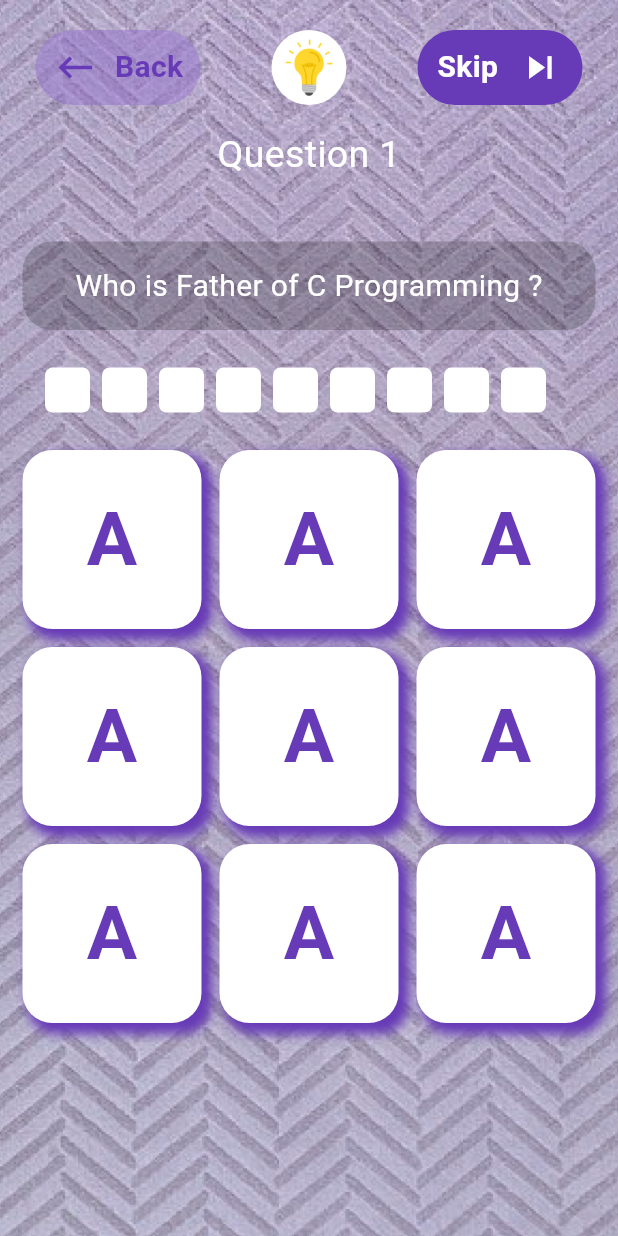
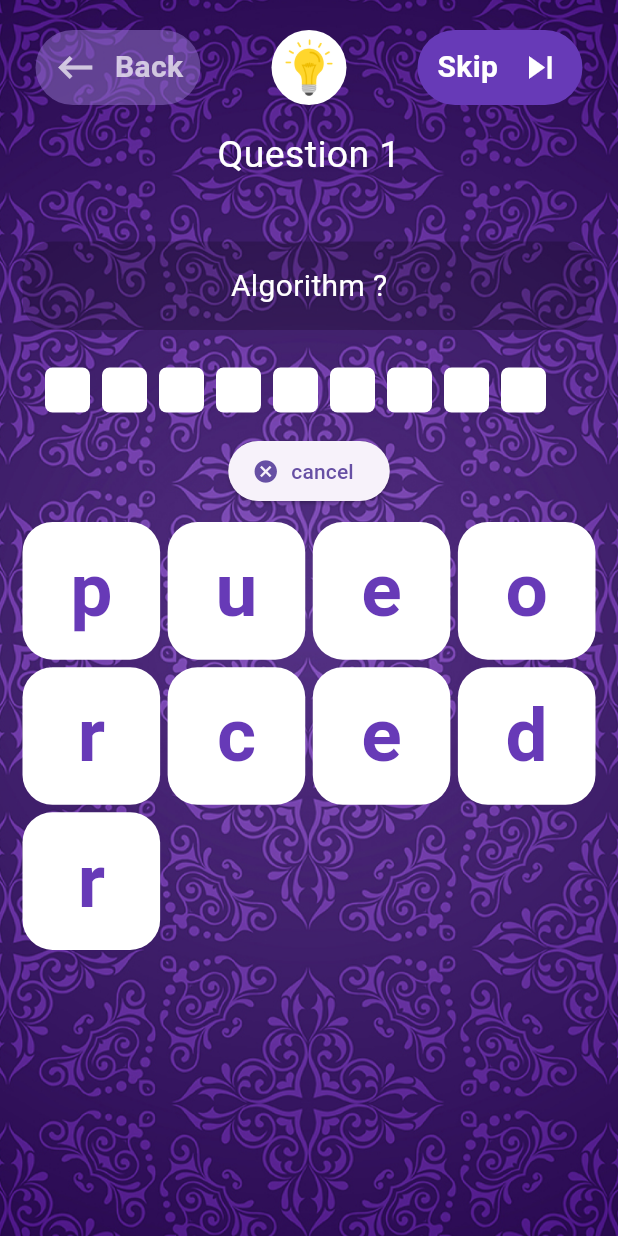
Before and after one commit to Simeoncse55/Tech_Game_Flutter, a Flutter app: the screen it shows after launch, on a phone screen of 412 x 824 dp. Run offline on Flutter 3.47's test engine with Material 3 defaults, Android fonts, the phone set to English and light mode, and no system bars; our stand-ins replace get, google_fonts, responsive_sizer.

Commit message:
answer can splitted and shuffle

```diff
--- a/lib/Models/models.dart
+++ b/lib/Models/models.dart
@@ -1,12 +1,13 @@
 
 class QuizModel {
-  final String qNo;
+
+  final String hintTittle;
   final String hint;
   final String question;
   final String answer;
 
   QuizModel({
-    required this.qNo,
+    required this.hintTittle,
     required this.hint,
     required this.question,
     required this.answer,
@@ -16,8 +17,31 @@ class QuizModel {
 }
 List<QuizModel> ans =[
 
-  QuizModel(qNo: 'Question 1', hint:'', question: 'Who is Father of C Programming ?', answer: ''),
-  QuizModel(qNo: 'Question 2', hint: '', question: 'Who is CEO of Google ?', answer: ''),
-  QuizModel(qNo: 'Question 3', hint: '', question: 'Who is CEO of  Facebook ?', answer: '')
+  QuizModel(
+
+      hintTittle: 'Algorithm ?',
+      hint:'A step-by-step set of instructions for solving a problem or performing a task.',
+      question: 'Algorithm ?',
+      answer: 'procedure'
+  ),
+
+  QuizModel(
+
+      hintTittle: 'Encryption ?',
+      hint: 'The process of converting information into a secure code to prevent unauthorized access.',
+      question: 'Encryption ?', answer: 'security'
+  ),
+  QuizModel(
+
+      hintTittle: 'Firewall ?',
+      hint: 'A protective barrier that monitors and controls incoming and outgoing network traffic.',
+      question: 'Firewall ?',
+      answer: 'protection'
+  ),
+  QuizModel(hintTittle: ' API ?', hint: 'An intermediary that allows different software applications to communicate with each other.', question: ' API ?', answer: 'interface'),
+
+  QuizModel(hintTittle: 'Cloud ?', hint: 'An internet-based service for storing and accessing data and applications.', question: 'Cloud ?', answer: 'storage'),
+
+  QuizModel(hintTittle: 'Protocol ?', hint: 'Established rules governing communication between devices or systems.', question: 'Protocol ?', answer: 'rules')
 
 ];
--- a/lib/Pages/home.dart
+++ b/lib/Pages/home.dart
@@ -1,3 +1,5 @@
+import 'dart:math';
+
 import 'package:flutter/material.dart';
 import 'package:get/get.dart';
 
@@ -16,7 +18,8 @@ class Home extends StatefulWidget {
 class _HomeState extends State<Home> {
   late Color containerColor = Color(0xFF26917F);
   final controller = PageController();
-  var qno = 1;
+
+  List<String> _splitted = [];
 
   @override
   Widget build(BuildContext context) {
@@ -26,34 +29,24 @@ class _HomeState extends State<Home> {
             itemCount: ans.length,
             physics: NeverScrollableScrollPhysics(),
             itemBuilder: (context, index) {
-              // return Column(
-              //   mainAxisAlignment: MainAxisAlignment.center,
-              //   children: [
-              //     IconButton(
-              //       onPressed: () {
-              //         controller.jumpToPage(index + 1);
-              //         // setState(() {});
-              //       },
-              //       icon: Icon(Icons.add),
-              //     ),
-              //     Text(ans[index].qNo),
-              //     Text(ans[index].question),
-              //     Text(ans[index].answer),
-              //     IconButton(
-              //       onPressed: () {
-              //         controller.jumpToPage(index - 1);
-              //         // setState(() {});
-              //       },
-              //       icon: Icon(Icons.remove),
-              //     ),
-              //   ],
-              // );
+              final string = ans[index].answer;
+              _splitted = string.split('');
+              _splitted.shuffle(Random());
+              print(_splitted);
+              //
+              // final count = splitted.length;
+              // print(count);
+
+              if (1 <= 4) {
+              } else if (5 <= 9) {
+              } else if (10 <= 12) {
+              } else {}
 
               return Container(
                 alignment: Alignment.topLeft,
                 decoration: BoxDecoration(
                     image: DecorationImage(
-                        image: AssetImage('assets/images/textureBg.png'),
+                        image: AssetImage('assets/images/violet.png'),
                         fit: BoxFit.cover)),
                 child: SafeArea(
                   child: Column(
@@ -63,34 +56,33 @@ class _HomeState extends State<Home> {
                         child: Row(
                           mainAxisAlignment: MainAxisAlignment.spaceAround,
                           children: [
-                            // BACK BUTTON
+                            // BACK BUTTON......................................
                             InkWell(
-
                               onTap: () {
                                 controller.jumpToPage(index - 1);
-
                               },
-
                               child: Container(
                                 height: 50,
                                 width: 110,
                                 decoration: BoxDecoration(
-                                    color: Colors.deepPurple.shade300.withOpacity(0.5),
+                                    color: Colors.deepPurple.shade300
+                                        .withOpacity(0.5),
                                     borderRadius: BorderRadius.circular(30)),
                                 child: Container(
                                     alignment: Alignment(0, 0),
                                     child: Row(
-                                      mainAxisAlignment: MainAxisAlignment.spaceEvenly,
+                                      mainAxisAlignment:
+                                          MainAxisAlignment.spaceEvenly,
                                       children: [
                                         Icon(
                                           Icons.keyboard_backspace_sharp,
                                           size: 30,
-                                          color: Colors.deepPurple,
+                                          color: Colors.white70,
                                         ),
                                         Text(
                                           'Back',
                                           style: TextStyle(
-                                              color: Colors.deepPurple,
+                                              color: Colors.white70,
                                               fontSize: 20,
                                               fontWeight: FontWeight.bold),
                                         ),
@@ -100,26 +92,41 @@ class _HomeState extends State<Home> {
                             ),
 
                             // HINT BUTTON
-                            Container(
+                            InkWell(
+                              onTap: () {
+                                Get.defaultDialog(
+                                  radius: 15,
+                                  title: ans[index].hintTittle,
+                                  content: Text(ans[index].hint),
+                                  actions: [
+                                    ElevatedButton(
+                                      onPressed: () {
+                                        Get.back();
+                                      },
+                                      child: Text('OK'),
+                                    ),
+                                  ],
+                                );
+                              },
+                              child: Container(
                                 height: 50,
                                 decoration: BoxDecoration(
                                     color: Colors.white,
                                     borderRadius: BorderRadius.circular(50)),
                                 child: Row(
-                                mainAxisAlignment: MainAxisAlignment.spaceEvenly,
+                                  mainAxisAlignment:
+                                      MainAxisAlignment.spaceEvenly,
                                   children: [
                                     Image.asset('assets/images/hint.png'),
                                   ],
                                 ),
                               ),
+                            ),
 
                             // NEXT BUTTON
                             InkWell(
-                              onTap: (){
-
+                              onTap: () {
                                 controller.jumpToPage(index + 1);
-
-
                               },
                               child: Container(
                                 height: 50,
@@ -130,7 +137,8 @@ class _HomeState extends State<Home> {
                                 child: Container(
                                     alignment: Alignment(0, 0),
                                     child: Row(
-                                      mainAxisAlignment: MainAxisAlignment.spaceEvenly,
+                                      mainAxisAlignment:
+                                          MainAxisAlignment.spaceEvenly,
                                       children: [
                                         Text(
                                           'Skip',
@@ -151,8 +159,6 @@ class _HomeState extends State<Home> {
                           ],
                         ),
                       ),
-
-                      // TAP BUTTON Container Here................
                       Expanded(
                         child: Padding(
                           padding: const EdgeInsets.all(15.0),
@@ -161,8 +167,9 @@ class _HomeState extends State<Home> {
                             child: Column(
                               children: [
                                 Text(
-                                  ans[index].qNo,
-                                  style: TextStyle(fontSize: 25, color: Colors.white),
+                                  'Question ${index + 1}',
+                                  style: TextStyle(
+                                      fontSize: 25, color: Colors.white),
                                 ),
                                 SizedBox(height: 40),
                                 Container(
@@ -175,20 +182,21 @@ class _HomeState extends State<Home> {
                                     padding: const EdgeInsets.all(15.0),
                                     child: Text(
                                       ans[index].question,
-                                      style: TextStyle(color: Colors.white, fontSize: 20),
+                                      style: TextStyle(
+                                          color: Colors.white, fontSize: 20),
                                     ),
                                   ),
                                 ),
                                 SizedBox(height: 10),
 
-                                // Answer Box
+                                // Answer Box..............
                                 Padding(
                                   padding: const EdgeInsets.all(15.0),
                                   child: Container(
                                     height: 30,
                                     child: GridView.builder(
                                         scrollDirection: Axis.horizontal,
-                                        itemCount: 9,
+                                        itemCount: ans[index].answer.length,
                                         gridDelegate:
                                             SliverGridDelegateWithFixedCrossAxisCount(
                                                 crossAxisCount: 1,
@@ -198,52 +206,52 @@ class _HomeState extends State<Home> {
                                           return Container(
                                             decoration: BoxDecoration(
                                                 color: Colors.white,
-                                                borderRadius: BorderRadius.circular(5)),
+                                                borderRadius:
+                                                    BorderRadius.circular(5)),
                                           );
                                         }),
                                   ),
                                 ),
 
+                                // Cancel Button ----------------------
+                                ElevatedButton.icon(
+                                    onPressed: () {},
+                                    icon: Icon(Icons.cancel),
+                                    label: Text('cancel')),
+
                                 SizedBox(height: 10),
 
-                                // Answer Hint Box
+                                // Answer Hint Game Box....................
                                 Container(
+                                  height: 420,
+                                  // color: Colors.amber,
                                   child: GridView.builder(
                                       shrinkWrap: true,
                                       gridDelegate:
                                           SliverGridDelegateWithFixedCrossAxisCount(
-                                          crossAxisCount: 3,
-                                          crossAxisSpacing: 12,
-                                          mainAxisSpacing: 12),
-                                      itemCount: 9,
+                                              crossAxisCount: 4,
+                                              crossAxisSpacing: 5,
+                                              mainAxisSpacing: 5),
+                                      itemCount: _splitted.length,
                                       itemBuilder: (context, index) {
-                                        return Container(
+                                        return InkWell(
+                                          onTap: (){},
+                                          child: Container(
+
                                             alignment: Alignment.center,
-                                          height: 50,
-                                          width: 50,
+                                            height: 30,
+                                            width: 30,
                                             decoration: BoxDecoration(
-                                              boxShadow: [
-                                                BoxShadow(
-                                                  color: Colors.deepPurple,
-                                                  offset: const Offset(
-                                                    5.0,
-                                                    5.0,
-                                                  ),
-                                                  blurRadius: 5.0,
-                                                  spreadRadius: 2.0,
-                                                ),
-
-                                                //BoxShadow
-                                                //BoxShadow
-                                              ],
                                                 color: Colors.white,
-                                              borderRadius: BorderRadius.circular(20)),
+                                                borderRadius:
+                                                    BorderRadius.circular(20)),
                                             child: Text(
-                                            'A',
+                                              _splitted[index],
                                               style: TextStyle(
                                                   fontWeight: FontWeight.bold,
                                                   fontSize: 50,
                                                   color: Colors.deepPurple),
+                                            ),
                                           ),
                                         );
                                       }),
@@ -257,7 +265,6 @@ class _HomeState extends State<Home> {
                   ),
                 ),
               );
-
             }));
   }
 
```
Also changed, not shown: assets/images/alertBox.png (added), assets/images/violet.png (added), 1 other file. Lines whose indentation alone changed are shown as unchanged.
